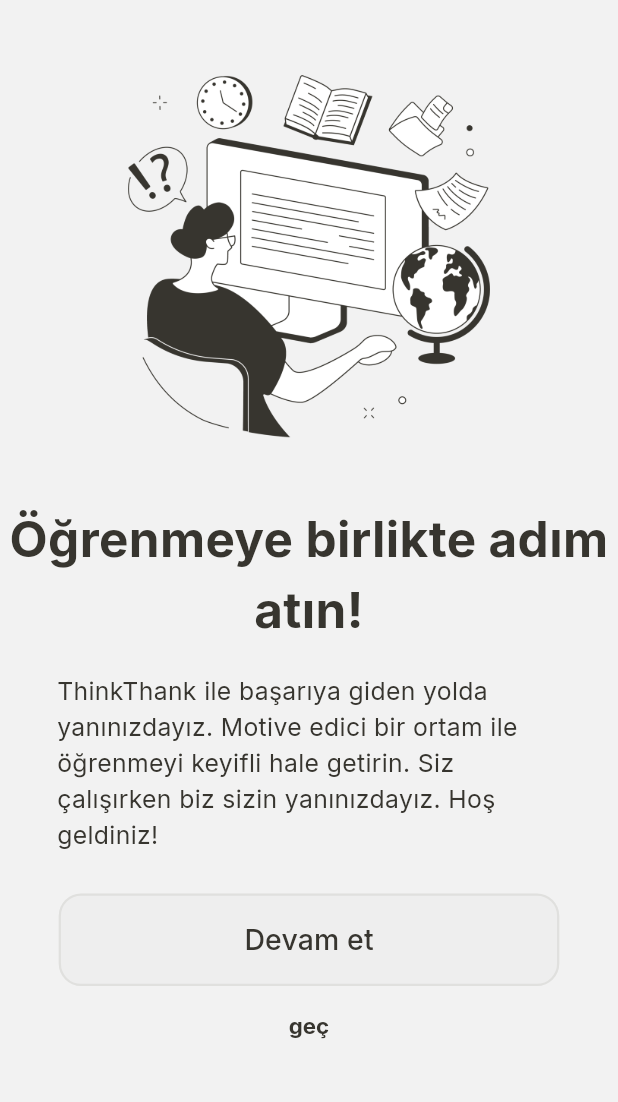
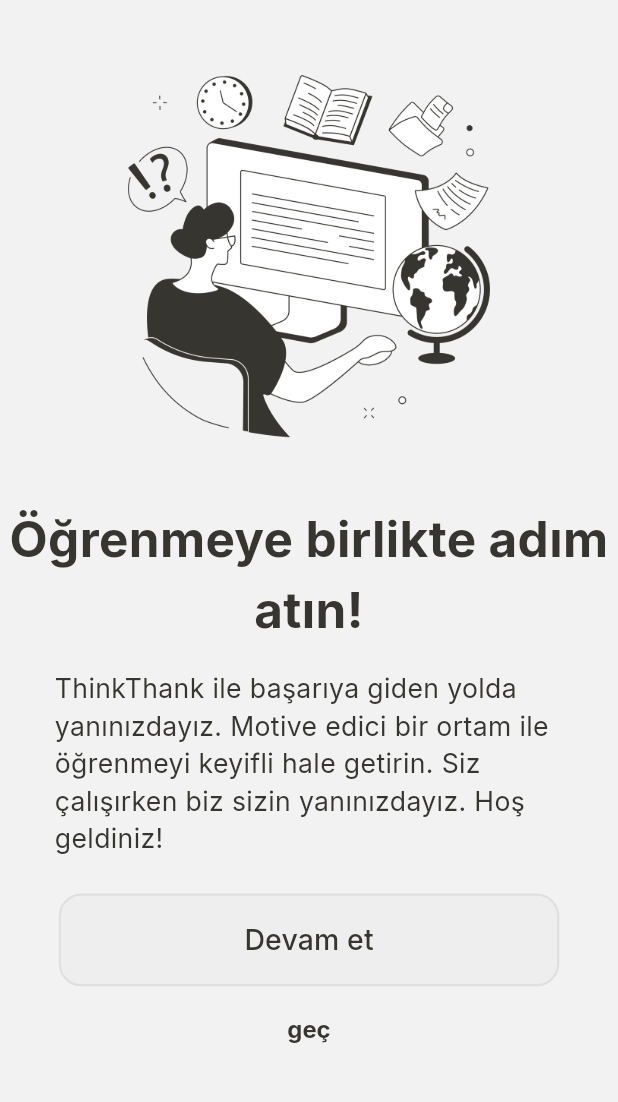
Before and after one commit to selinarslann/F-42-bootcamp, a Flutter app: the screen it shows after launch, on a phone screen of 412 x 824 dp, the part 75-1177 px from its top. Run offline on Flutter 3.47's test engine with Material 2 defaults, Android fonts, the phone set to English and light mode, and no system bars; our stand-ins replace font_awesome_flutter, google_fonts, shared_preferences.

Commit message:
responsive hataları düzeltildi

```diff
--- a/lib/pages/splashPages/splash_page_1.dart
+++ b/lib/pages/splashPages/splash_page_1.dart
@@ -16,6 +16,7 @@ class SplashPageOne extends StatelessWidget {
     return Scaffold(
       appBar: AppBar(
         title: Text(
+          //! Yazı düzenlenecek
           'ThinkTank',
           style: GoogleFonts.inter(
             fontWeight: FontWeight.bold,
@@ -29,12 +30,14 @@ class SplashPageOne extends StatelessWidget {
       body: Center(
         child: Column(
           children: [
+            //! Görsel düzenlenecek
             Theme.of(context).brightness == Brightness.dark
                 ? Image.asset('assets/images/mangreen.jpg',
                     height: mHeight * 0.4, width: mWidth * 0.9)
                 : Image.asset('assets/images/image_1.png',
                     height: mHeight * 0.4, width: mWidth * 0.9),
             Text(
+              //! Yazı düzenlenecek
               'Öğrenmeye birlikte adım atın!',
               textAlign: TextAlign.center,
               style: GoogleFonts.inter(
@@ -44,22 +47,25 @@ class SplashPageOne extends StatelessWidget {
               ),
             ),
             Padding(
-              // ! Hemen aşağıdaki 38 ve 10 değerleride mWidth ve mHeight tarzında yapılacak.
-
-              padding: const EdgeInsets.symmetric(horizontal: 38, vertical: 19),
+              padding: EdgeInsets.symmetric(
+                  horizontal: mWidth * 0.0884, vertical: mHeight * 0.0204),
               child: Text(
+                //! Yazı düzenlenecek
                 'ThinkThank ile başarıya giden yolda yanınızdayız. Motive edici bir ortam ile öğrenmeyi keyifli hale getirin. Siz çalışırken biz sizin yanınızdayız. Hoş geldiniz!',
                 style: GoogleFonts.inter(
                   fontWeight: FontWeight.normal,
-                  fontSize: mHeight * 0.02,
+                  fontSize: mHeight * 0.0215,
                   color: const Color(0xFF37352f),
                 ),
               ),
             ),
             Padding(
-              // ! Hemen aşağıdaki 38 ve 10 değerleride mWidth ve mHeight tarzında yapılacak.
-              padding:
-                  const EdgeInsets.only(top: 8, bottom: 3, left: 38, right: 38),
+              padding: EdgeInsets.only(
+                top: mHeight * 0.0091,
+                bottom: mHeight * 0.0059,
+                left: mWidth * 0.0884,
+                right: mWidth * 0.0884,
+              ),
               child: MainOutlinedButton(
                 text: 'Devam et',
                 onPressed: () {
@@ -78,14 +84,13 @@ class SplashPageOne extends StatelessWidget {
                 Navigator.push(
                   context,
                   MaterialPageRoute(
-                      // ! SplashPageTree OLACAK!
                       builder: (context) => const SplashPageTree()),
                 );
               },
               child: Text(
                 'geç',
                 style: GoogleFonts.inter(
-                  fontSize: mHeight * 0.018,
+                  fontSize: mHeight * 0.0193,
                   color: const Color(0xFF37352f),
                 ),
               ),
```
Also changed, not shown: lib/pages/splashPages/splash_page_2.dart (+12 -6 lines), lib/pages/splashPages/splash_page_3.dart (+6 -3 lines), 1 other file.
